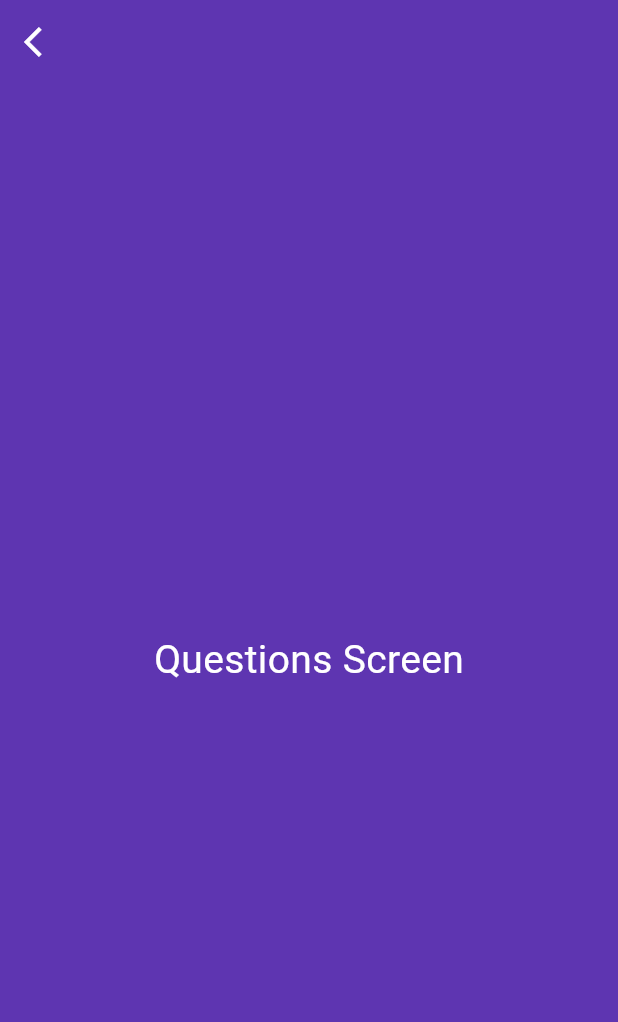
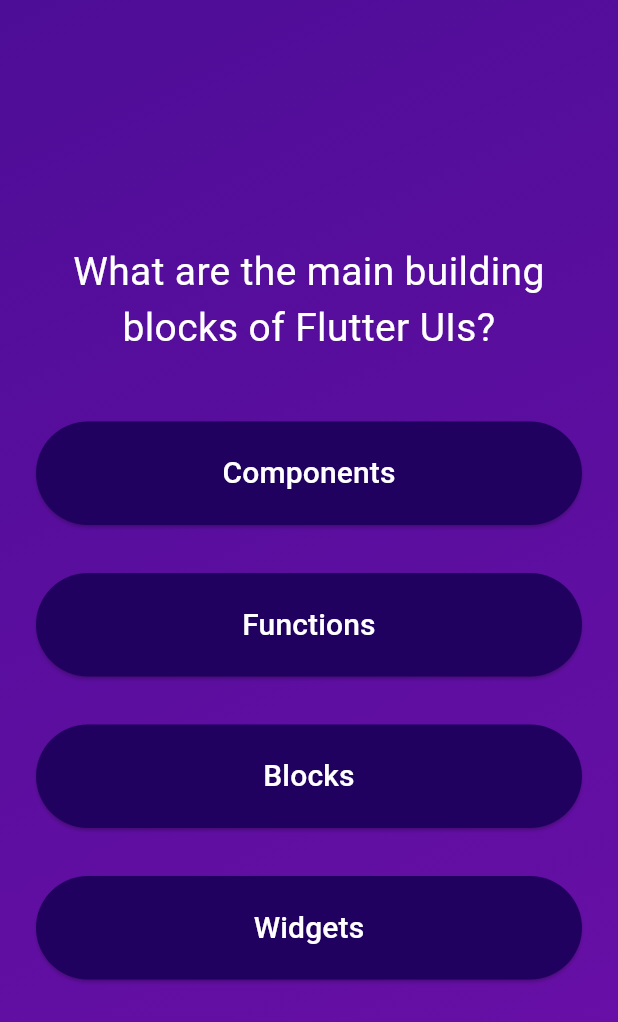
Before and after one commit to cadu-miranda/quiz_app, a Flutter app: the screen it shows after launch, after a tap on "Start Quiz", on a phone screen of 412 x 824 dp. Shown: the top 1022 px of the screen. Run offline on Flutter 3.47's test engine with Material 3 defaults, Android fonts, the phone set to English and light mode, and no system bars; our stand-ins replace google_fonts.

Commit message:
updated app

```diff
--- /dev/null
+++ b/lib/data/questions.dart
@@ -0,0 +1,55 @@
+import 'package:quiz_app/models/quiz_question.dart';
+
+const questions = [
+  QuizQuestion(
+    'What are the main building blocks of Flutter UIs?',
+    [
+      'Widgets',
+      'Components',
+      'Blocks',
+      'Functions',
+    ],
+  ),
+  QuizQuestion('How are Flutter UIs built?', [
+    'By combining widgets in code',
+    'By combining widgets in a visual editor',
+    'By defining widgets in config files',
+    'By using XCode for iOS and Android Studio for Android',
+  ]),
+  QuizQuestion(
+    'What\'s the purpose of a StatefulWidget?',
+    [
+      'Update UI as data changes',
+      'Update data as UI changes',
+      'Ignore data changes',
+      'Render UI that does not depend on data',
+    ],
+  ),
+  QuizQuestion(
+    'Which widget should you try to use more often: StatelessWidget or StatefulWidget?',
+    [
+      'StatelessWidget',
+      'StatefulWidget',
+      'Both are equally good',
+      'None of the above',
+    ],
+  ),
+  QuizQuestion(
+    'What happens if you change data in a StatelessWidget?',
+    [
+      'The UI is not updated',
+      'The UI is updated',
+      'The closest StatefulWidget is updated',
+      'Any nested StatefulWidgets are updated',
+    ],
+  ),
+  QuizQuestion(
+    'How should you update data inside of StatefulWidgets?',
+    [
+      'By calling setState()',
+      'By calling updateData()',
+      'By calling updateUI()',
+      'By calling updateState()',
+    ],
+  ),
+];
--- /dev/null
+++ b/lib/models/quiz_question.dart
@@ -0,0 +1,17 @@
+class QuizQuestion {
+  const QuizQuestion(
+    this.text,
+    this.answers,
+  );
+
+  final String text;
+  final List<String> answers;
+
+  List<String> getShuffledAnswers() {
+    final shuffledList = List.of(answers);
+
+    shuffledList.shuffle();
+
+    return shuffledList;
+  }
+}
--- a/lib/questions_screen.dart
+++ /dev/null
@@ -1,34 +0,0 @@
-import 'package:flutter/material.dart';
-
-class QuestionsScreen extends StatefulWidget {
-  const QuestionsScreen(this.endQuiz, {super.key});
-
-  final void Function() endQuiz;
-
-  @override
-  State<QuestionsScreen> createState() => _QuestionsScreenState();
-}
-
-class _QuestionsScreenState extends State<QuestionsScreen> {
-  @override
-  Widget build(BuildContext context) {
-    return Scaffold(
-      appBar: AppBar(
-        leading: IconButton(
-          icon: const Icon(Icons.arrow_back_ios),
-          onPressed: widget.endQuiz,
-        ),
-        backgroundColor: Colors.deepPurple[600],
-        iconTheme: const IconThemeData(color: Colors.white),
-      ),
-      backgroundColor: Colors.deepPurple[600],
-      body: const Center(
-        child: Text("Questions Screen",
-            style: TextStyle(
-              color: Colors.white,
-              fontSize: 26,
-            )),
-      ),
-    );
-  }
-}
--- a/lib/quiz.dart
+++ b/lib/quiz.dart
@@ -1,6 +1,6 @@
 import 'package:flutter/material.dart';
-import 'package:quiz_app/questions_screen.dart';
-import 'package:quiz_app/start_screen.dart';
+import 'package:quiz_app/screens/questions_screen.dart';
+import 'package:quiz_app/screens/start_screen.dart';
 
 class Quiz extends StatefulWidget {
   const Quiz({super.key});
--- /dev/null
+++ b/lib/screens/questions_screen.dart
@@ -0,0 +1,60 @@
+import 'package:flutter/material.dart';
+import 'package:google_fonts/google_fonts.dart';
+import 'package:quiz_app/data/questions.dart';
+import 'package:quiz_app/widgets/answer_button.dart';
+
+class QuestionsScreen extends StatefulWidget {
+  const QuestionsScreen(this.endQuiz, {super.key});
+
+  final void Function() endQuiz;
+
+  @override
+  State<QuestionsScreen> createState() => _QuestionsScreenState();
+}
+
+class _QuestionsScreenState extends State<QuestionsScreen> {
+  int currentQuestionIndex = 0;
+
+  void answerQuestion() {
+    setState(() {
+      if (currentQuestionIndex == 5) {
+        return;
+      }
+
+      currentQuestionIndex++;
+    });
+  }
+
+  @override
+  Widget build(BuildContext context) {
+    final currentQuestion = questions[currentQuestionIndex];
+
+    return SizedBox(
+      width: double.infinity,
+      child: Column(
+        mainAxisAlignment: MainAxisAlignment.center,
+        crossAxisAlignment: CrossAxisAlignment.stretch,
+        children: [
+          Padding(
+            padding: const EdgeInsets.all(8.0),
+            child: Text(
+              currentQuestion.text,
+              textAlign: TextAlign.center,
+              style: GoogleFonts.roboto(
+                color: Colors.white,
+                fontSize: 26,
+              ),
+            ),
+          ),
+          const SizedBox(height: 20),
+          ...currentQuestion.getShuffledAnswers().map((answer) {
+            return AnswerButton(
+              onPressed: answerQuestion,
+              answer: answer,
+            );
+          })
+        ],
+      ),
+    );
+  }
+}
--- /dev/null
+++ b/lib/widgets/answer_button.dart
@@ -0,0 +1,33 @@
+import 'package:flutter/material.dart';
+
+class AnswerButton extends StatelessWidget {
+  const AnswerButton({
+    super.key,
+    required this.onPressed,
+    required this.answer,
+  });
+
+  final void Function() onPressed;
+
+  final String answer;
+
+  @override
+  Widget build(BuildContext context) {
+    return Padding(
+      padding: const EdgeInsets.symmetric(horizontal: 24.0, vertical: 16.0),
+      child: ElevatedButton(
+        onPressed: onPressed,
+        style: ElevatedButton.styleFrom(
+          padding: const EdgeInsets.symmetric(horizontal: 40, vertical: 20),
+          backgroundColor: const Color.fromARGB(255, 33, 1, 95),
+          foregroundColor: Colors.white,
+        ),
+        child: Text(
+          answer,
+          textAlign: TextAlign.center,
+          style: const TextStyle(fontSize: 20),
+        ),
+      ),
+    );
+  }
+}
--- a/pubspec.yaml
+++ b/pubspec.yaml
@@ -2,7 +2,7 @@ name: quiz_app
 description: "A new Flutter project."
 # The following line prevents the package from being accidentally published to
 # pub.dev using `flutter pub publish`. This is preferred for private packages.
-publish_to: 'none' # Remove this line if you wish to publish to pub.dev
+publish_to: "none" # Remove this line if you wish to publish to pub.dev
 
 # The following defines the version and build number for your application.
 # A version number is three numbers separated by dots, like 1.2.43
@@ -30,7 +30,7 @@ environment:
 dependencies:
   flutter:
     sdk: flutter
-
+  google_fonts: ^6.2.1
 
   # The following adds the Cupertino Icons font to your application.
   # Use with the CupertinoIcons class for iOS style icons.
@@ -52,7 +52,6 @@ dev_dependencies:
 
 # The following section is specific to Flutter packages.
 flutter:
-
   # The following line ensures that the Material Icons font is
   # included with your application, so that you can use the icons in
   # the material Icons class.
```
Also changed, not shown: lib/screens/start_screen.dart (renamed from lib/start_screen.dart), pubspec.lock, 1 other file.
